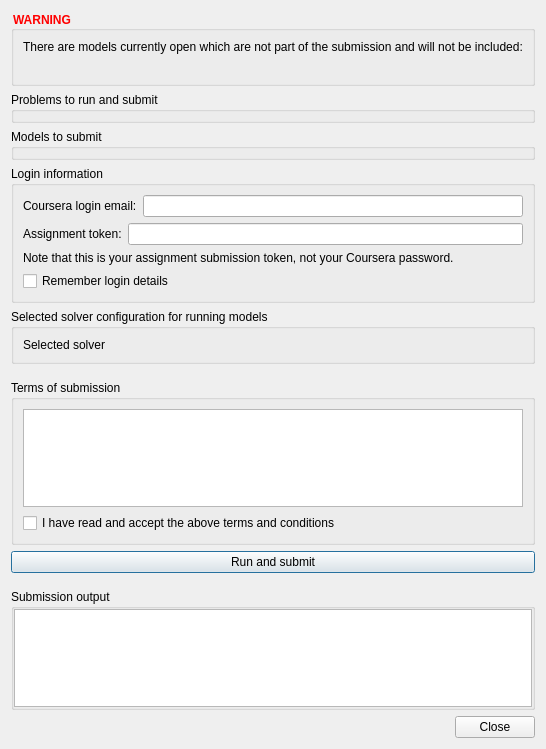
MiniZinc/MiniZincIDE, file MiniZincIDE/moocsubmission.ui: the form before one commit.
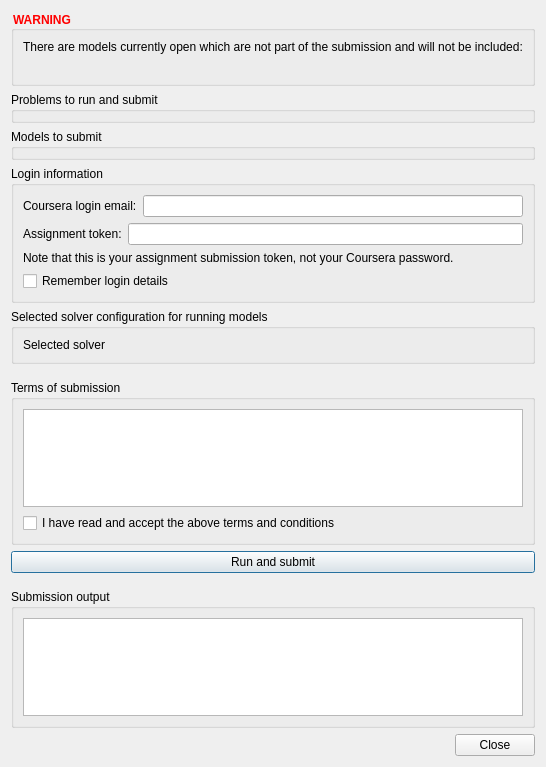
The form after the commit.

Commit message:
Use default margins around mooc submission output box
Settings zero margins cuts off label text on some platforms

The edit to the form file:
```diff
--- a/MiniZincIDE/moocsubmission.ui
+++ b/MiniZincIDE/moocsubmission.ui
@@ -252,18 +252,6 @@
       <string>Submission output</string>
      </property>
      <layout class="QVBoxLayout" name="verticalLayout">
-      <property name="leftMargin">
-       <number>0</number>
-      </property>
-      <property name="topMargin">
-       <number>0</number>
-      </property>
-      <property name="rightMargin">
-       <number>0</number>
-      </property>
-      <property name="bottomMargin">
-       <number>0</number>
-      </property>
       <item>
        <widget class="QTextBrowser" name="textBrowser"/>
       </item>
```
